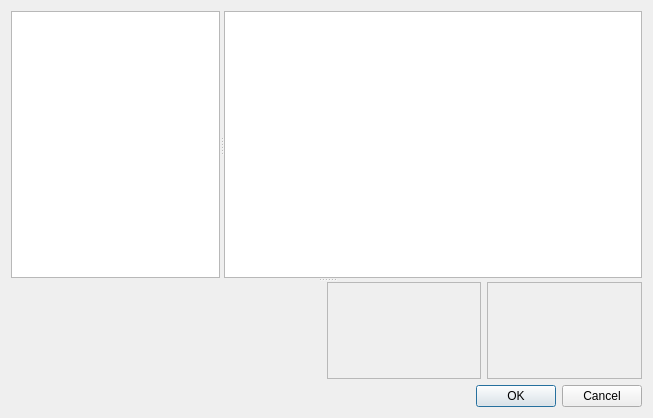
Above: src/apps/mvvm-folders/preferenceswidget.ui from august-alt/policy-preferences-editor-prototype before the change. Below: the same form after it.
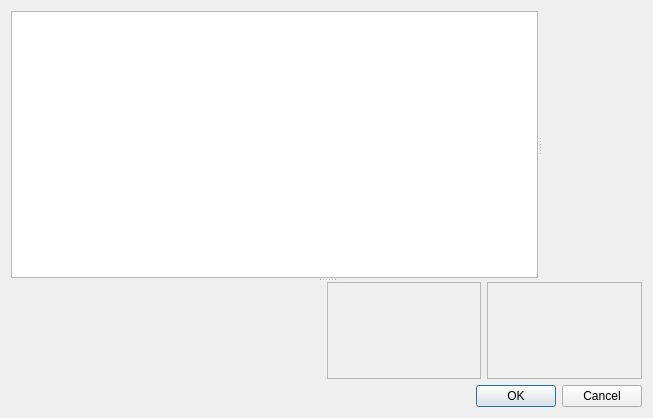
That is the form after the change. Custom widgets are drawn as their Qt base class.

Commit message: chore: upate preferences widget

What changed in the file:
```diff
--- a/src/apps/mvvm-folders/preferenceswidget.ui
+++ b/src/apps/mvvm-folders/preferenceswidget.ui
@@ -31,14 +31,7 @@
         </sizepolicy>
        </property>
       </widget>
-      <widget class="QTreeView" name="tableView">
-       <property name="sizePolicy">
-        <sizepolicy hsizetype="Expanding" vsizetype="Expanding">
-         <horstretch>2</horstretch>
-         <verstretch>0</verstretch>
-        </sizepolicy>
-       </property>
-      </widget>
+      <widget class="mvvm_folders::TableDetailsWidget" name="detailsWidget" native="true"/>
      </widget>
      <widget class="QWidget" name="widget" native="true">
       <layout class="QGridLayout" name="gridLayout_2">
@@ -121,6 +114,12 @@
     <slot>submit()</slot>
    </slots>
   </customwidget>
+  <customwidget>
+   <class>mvvm_folders::TableDetailsWidget</class>
+   <extends>QWidget</extends>
+   <header>common/tabledetailswidget.h</header>
+   <container>1</container>
+  </customwidget>
  </customwidgets>
  <resources/>
  <connections/>
```
The commit also changes 2 other files.
